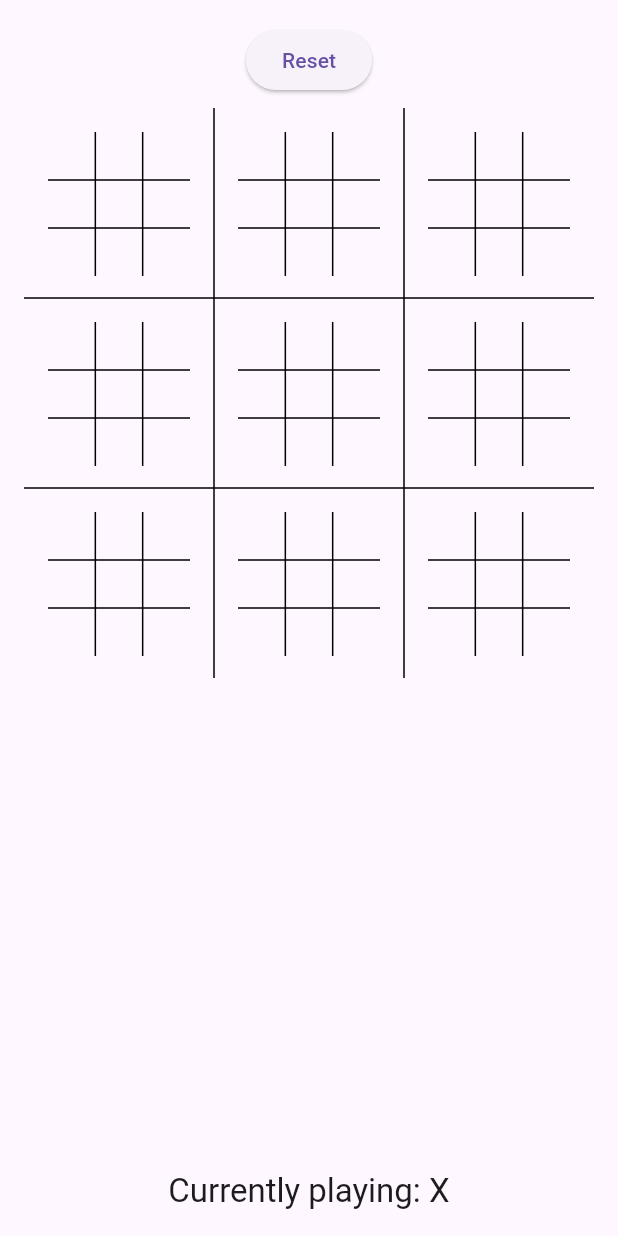
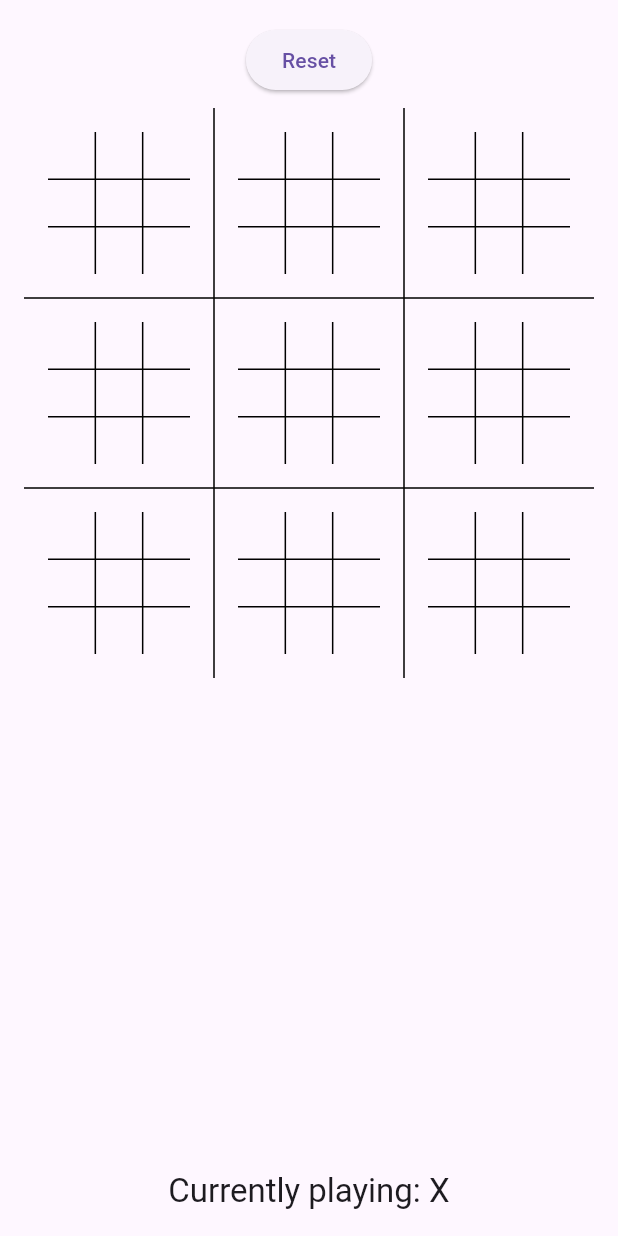
Before and after one commit to DYLERN/super_tictactoe, a Flutter app: the screen it shows after launch, on a phone screen of 412 x 824 dp. Run offline on Flutter 3.47's test engine with Material 3 defaults, Android fonts, the phone set to English and light mode, and no system bars; our stand-ins replace gap.

Commit message:
Fixed bad padding

```diff
--- a/lib/game_grid.dart
+++ b/lib/game_grid.dart
@@ -1,5 +1,3 @@
-import 'dart:math';
-
 import 'package:flutter/material.dart';
 
 class GameGrid extends StatelessWidget {
@@ -30,8 +28,6 @@
               children: [
                 for (int col = 0; col < boardDimension; col++)
                   TableCell(
-                    child: Padding(
-                      padding: const EdgeInsets.all(16.0),
                     child: AspectRatio(
                       aspectRatio: 1,
                       child: Builder(builder: (context) {
@@ -44,7 +40,6 @@
                       }),
                     ),
                   ),
-                  ),
               ],
             ),
         ],
--- a/lib/super_grid.dart
+++ b/lib/super_grid.dart
@@ -7,11 +7,15 @@
 class SuperGrid extends StatelessWidget {
   final SuperTicTacToe game;
   final void Function((int, int) gameIndex, (int, int) position) onPlayMade;
+  final EdgeInsets interGamePadding;
+  final EdgeInsets intraTilePadding;
 
   const SuperGrid({
     super.key,
     required this.game,
     required this.onPlayMade,
+    this.interGamePadding = const EdgeInsets.all(16.0),
+    this.intraTilePadding = const EdgeInsets.all(8.0),
   });
 
   @override
@@ -21,12 +25,11 @@
       children: [
         for (int gameRow = 0; gameRow < game.boardDimension; gameRow++)
           for (int gameCol = 0; gameCol < game.boardDimension; gameCol++)
-            Builder(builder: (context) {
+            Padding(
+              padding: interGamePadding,
+              child: Builder(builder: (context) {
                 if (game.getWinner(gameRow, gameCol) case final innerWinner?) {
-                return Padding(
-                  padding: const EdgeInsets.all(16.0),
-                  child: PlayerSprite(player: innerWinner),
-                );
+                  return PlayerSprite(player: innerWinner);
                 }
 
                 return GameGrid(
@@ -42,12 +45,14 @@
                             return TicTacToeTile(
                               player: player,
                               onPressed: player == null && game.playing ? play : null,
+                              padding: intraTilePadding,
                             );
                           },
                         ),
                   ],
                 );
               }),
+            ),
       ],
     );
   }
--- a/lib/tic_tac_toe_tile.dart
+++ b/lib/tic_tac_toe_tile.dart
@@ -5,11 +5,13 @@
 class TicTacToeTile extends StatelessWidget {
   final Player? player;
   final VoidCallback? onPressed;
+  final EdgeInsets padding;
 
   const TicTacToeTile({
     super.key,
     required this.player,
     required this.onPressed,
+    this.padding = EdgeInsets.zero,
   });
 
   @override
@@ -19,7 +21,7 @@
       child: switch (player) {
         null => null,
         final player => Padding(
-            padding: const EdgeInsets.all(16.0),
+            padding: padding,
             child: PlayerSprite(player: player),
           ),
       },
```
Lines whose indentation alone changed are shown as unchanged.
